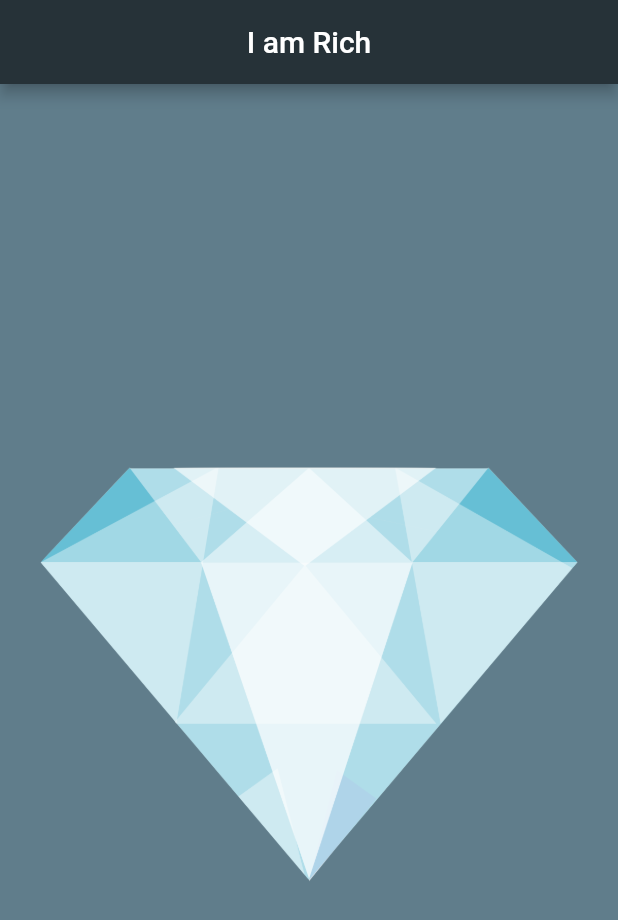
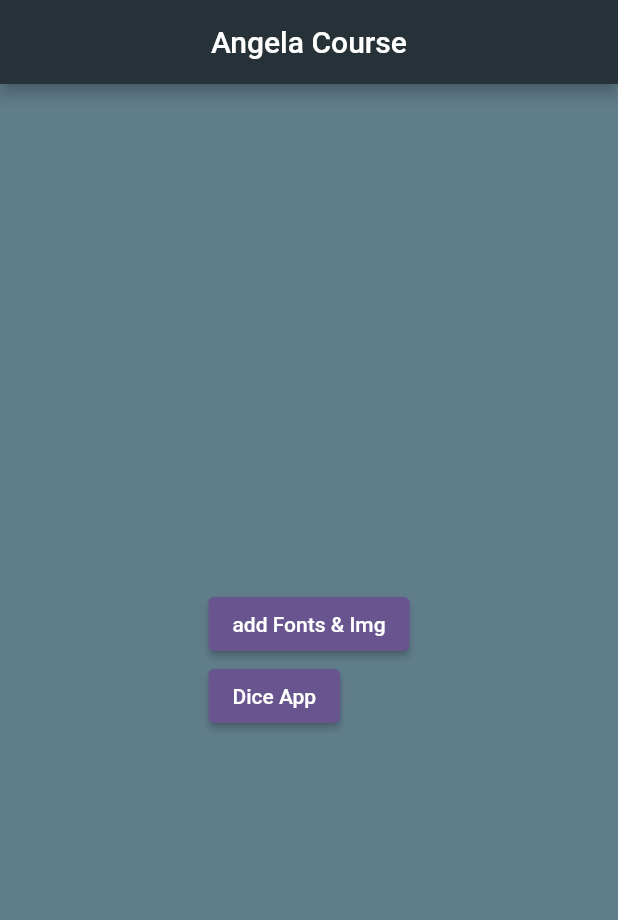
Before and after one commit to Balghari13/angela_prac, a Flutter app: the screen it shows after launch, on a phone screen of 412 x 824 dp. Shown: the top 920 px of the screen. Run offline on Flutter 3.47's test engine with Material 2 defaults, Android fonts, the phone set to English and light mode, and no system bars.

Commit message:
added img,fonts

```diff
--- a/lib/main.dart
+++ b/lib/main.dart
@@ -1,4 +1,7 @@
+import 'package:angela_course_prac_repo/diceApp.dart';
 import 'package:flutter/material.dart';
+
+import 'addImgFont.dart';
 
 void main() {
   runApp(const MyApp());
@@ -27,18 +30,23 @@ class HomePage extends StatelessWidget {
   Widget build(BuildContext context) {
     return Scaffold(
       appBar: AppBar(
-        title: Text('I am Rich'),
+        title: const Text('Angela Course'),
         centerTitle: true,
         backgroundColor: Colors.blueGrey[900],
       ),
       backgroundColor: Colors.blueGrey,
-      body: const Center(
-        child: Image(
-          //for image using internet
-          //image: NetworkImage('https://plus.unsplash.com/premium_photo-1661763150703-149671deb82c?ixlib=rb-4.0.3&ixid=M3wxMjA3fDB8MHxwaG90by1wYWdlfHx8fGVufDB8fHx8fA%3D%3D&auto=format&fit=crop&w=1470&q=80'),
-
-       //image form local without internet
-        image: AssetImage('assets/images/diamond.png'),
+      body: Center(
+        child: Column(
+          mainAxisAlignment: MainAxisAlignment.center,
+          crossAxisAlignment: CrossAxisAlignment.start,
+          children: [
+            ElevatedButton(onPressed: (){
+              Navigator.push(context, MaterialPageRoute(builder: (context)=>const AddImgFonts()));
+            }, child: const Text('add Fonts & Img')),
+            ElevatedButton(onPressed: (){
+              Navigator.push(context, MaterialPageRoute(builder: (context)=>const DiceApp()));
+            }, child: const Text('Dice App'))
+          ],
         ),
       ),
     );
```
Also changed, not shown: lib/addImgFont.dart (added, +45 -0 lines), lib/diceApp.dart (added, +17 -0 lines), pubspec.yaml (+4 -4 lines), fonts/Pacifico-Regular.ttf (added).
